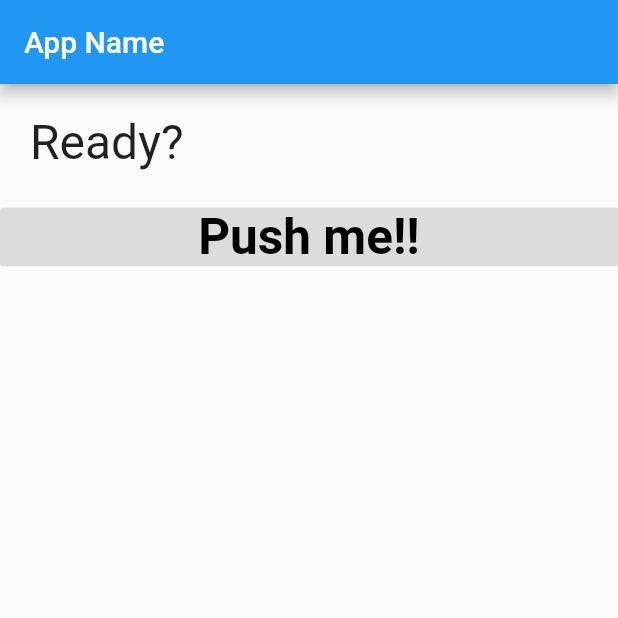
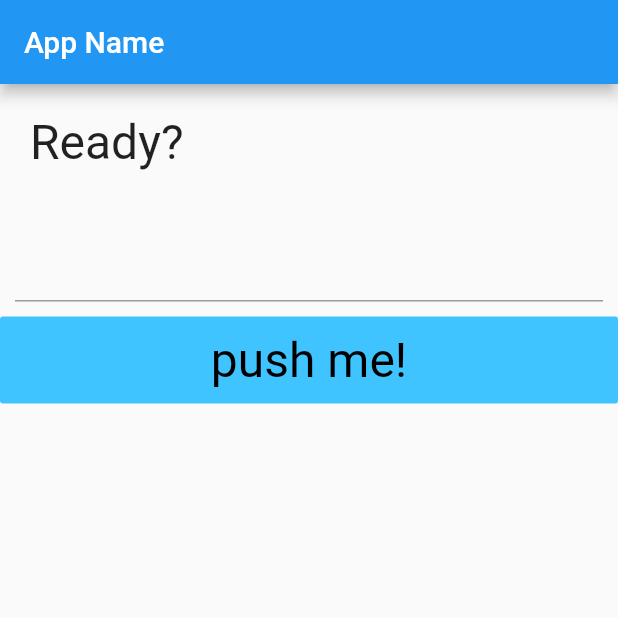
Before and after one commit to TomokiIchi/chapter4, a Flutter app: the screen it shows after launch, on a phone screen of 412 x 824 dp, the top half of it. Run offline on Flutter 3.47's test engine with Material 2 defaults, Android fonts, the phone set to English and light mode, and no system bars.

Commit message:
Input Text

```diff
--- a/lib/main.dart
+++ b/lib/main.dart
@@ -29,6 +29,8 @@ class MyHomePage extends StatefulWidget {
 class _MyHomePageState extends State<MyHomePage> {
   var _message;
   static var _janken = <String>['グー', 'チョキ', 'パー'];
+  final controller = TextEditingController();
+
   @override
   void initState() {
     _message = 'Ready?';
@@ -57,18 +59,31 @@ class _MyHomePageState extends State<MyHomePage> {
                       fontFamily: "Roboto"),
                 ),
               ),
-              new FlatButton(
-                  key: null,
-                  onPressed: buttonPressed,
-                  color: Colors.black12,
-                  child: new Text(
-                    "Push me!!",
-                    style: new TextStyle(
-                        fontSize: 33.0,
-                        color: const Color(0xFF000000),
-                        fontWeight: FontWeight.w600,
-                        fontFamily: "Roboto"),
-                  )),
+              Padding(
+                padding: EdgeInsets.all(10.0),
+                child: TextField(
+                  controller: controller,
+                  style: TextStyle(
+                      fontFamily: "Robot",
+                      fontSize: 28.0,
+                      color: const Color(0xFFFF0000),
+                      fontWeight: FontWeight.w400),
+                ),
+              ),
+              FlatButton(
+                onPressed: buttonPressed,
+                padding: EdgeInsets.all(10.0),
+                color: Colors.lightBlueAccent,
+                child: Text(
+                  "push me!",
+                  style: TextStyle(
+                    fontSize: 32.0,
+                    fontWeight: FontWeight.w400,
+                    fontFamily: "Roboto",
+                    color: const Color(0xFF000000),
+                  ),
+                ),
+              ),
             ],
           ),
         ));
@@ -76,7 +91,7 @@ class _MyHomePageState extends State<MyHomePage> {
 
   void buttonPressed() {
     setState(() {
-      _message = (_janken..shuffle()).first;
+      _message = 'You said: ' + controller.text;
     });
   }
 }
```
